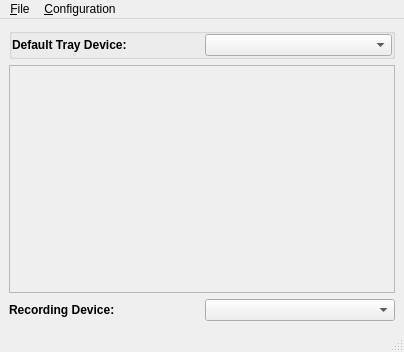
Above: src-qt5/pc-mixer/MixerGUI.ui from trueos/pcbsd before the change. Below: the same form after it.
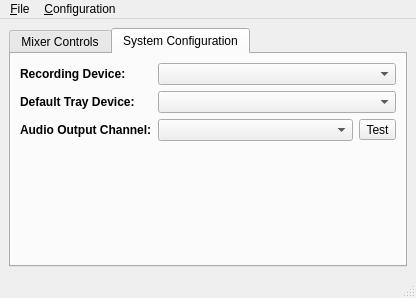
That is the form after the change. The open tabs and pages were chosen to show the change. Icons and pictures are not drawn.

Commit message: Update pc-mixer: 1) Move all the configuration options into a seperate tab 2) Add the ability to use pc-sysconfig for reading/setting the default audio device. 3) Add the ability to test audio output 4) Add the ability to restart pulseaudio.

Patch:
```diff
--- a/src-qt5/pc-mixer/MixerGUI.ui
+++ b/src-qt5/pc-mixer/MixerGUI.ui
@@ -6,8 +6,8 @@
    <rect>
     <x>0</x>
     <y>0</y>
-    <width>404</width>
-    <height>352</height>
+    <width>416</width>
+    <height>298</height>
    </rect>
   </property>
   <property name="windowTitle">
@@ -16,51 +16,15 @@
   <widget class="QWidget" name="centralwidget">
    <layout class="QVBoxLayout" name="verticalLayout">
     <item>
-     <widget class="QGroupBox" name="group_tray">
-      <property name="title">
-       <string notr="true"/>
-      </property>
-      <property name="alignment">
-       <set>Qt::AlignLeading|Qt::AlignLeft|Qt::AlignTop</set>
-      </property>
-      <property name="flat">
-       <bool>true</bool>
-      </property>
-      <layout class="QHBoxLayout" name="horizontalLayout">
-       <property name="spacing">
-        <number>5</number>
-       </property>
-       <property name="leftMargin">
+     <widget class="QTabWidget" name="tabWidget">
+      <property name="currentIndex">
         <number>0</number>
        </property>
-       <property name="topMargin">
-        <number>0</number>
-       </property>
-       <property name="rightMargin">
-        <number>0</number>
-       </property>
-       <property name="bottomMargin">
-        <number>0</number>
-       </property>
-       <item>
-        <widget class="QLabel" name="label">
-         <property name="font">
-          <font>
-           <weight>75</weight>
-           <bold>true</bold>
-          </font>
-         </property>
-         <property name="text">
-          <string>Default Tray Device:</string>
-         </property>
-        </widget>
-       </item>
-       <item>
-        <widget class="QComboBox" name="combo_default"/>
-       </item>
-      </layout>
-     </widget>
-    </item>
+      <widget class="QWidget" name="tab">
+       <attribute name="title">
+        <string>Mixer Controls</string>
+       </attribute>
+       <layout class="QVBoxLayout" name="verticalLayout_2">
     <item>
      <widget class="QScrollArea" name="scrollArea">
       <property name="widgetResizable">
@@ -71,16 +35,21 @@
         <rect>
          <x>0</x>
          <y>0</y>
-         <width>386</width>
-         <height>215</height>
+             <width>378</width>
+             <height>197</height>
         </rect>
        </property>
       </widget>
      </widget>
     </item>
-    <item>
-     <layout class="QHBoxLayout" name="horizontalLayout_2">
-      <item>
+       </layout>
+      </widget>
+      <widget class="QWidget" name="tab_2">
+       <attribute name="title">
+        <string>System Configuration</string>
+       </attribute>
+       <layout class="QFormLayout" name="formLayout">
+        <item row="0" column="0">
        <widget class="QLabel" name="label_2">
         <property name="font">
          <font>
@@ -93,10 +62,55 @@
         </property>
        </widget>
       </item>
-      <item>
+        <item row="0" column="1">
        <widget class="QComboBox" name="combo_record"/>
       </item>
-     </layout>
+        <item row="1" column="1">
+         <widget class="QComboBox" name="combo_default"/>
+        </item>
+        <item row="1" column="0">
+         <widget class="QLabel" name="label_tray">
+          <property name="font">
+           <font>
+            <weight>75</weight>
+            <bold>true</bold>
+           </font>
+          </property>
+          <property name="text">
+           <string>Default Tray Device:</string>
+          </property>
+         </widget>
+        </item>
+        <item row="3" column="0">
+         <widget class="QLabel" name="label_3">
+          <property name="font">
+           <font>
+            <weight>75</weight>
+            <bold>true</bold>
+           </font>
+          </property>
+          <property name="text">
+           <string>Audio Output Channel:</string>
+          </property>
+         </widget>
+        </item>
+        <item row="3" column="1">
+         <layout class="QHBoxLayout" name="horizontalLayout">
+          <item>
+           <widget class="QComboBox" name="combo_outdevice"/>
+          </item>
+          <item>
+           <widget class="QToolButton" name="tool_test">
+            <property name="text">
+             <string>Test</string>
+            </property>
+           </widget>
+          </item>
+         </layout>
+        </item>
+       </layout>
+      </widget>
+     </widget>
     </item>
    </layout>
   </widget>
@@ -105,7 +119,7 @@
     <rect>
      <x>0</x>
      <y>0</y>
-     <width>404</width>
+     <width>416</width>
      <height>18</height>
     </rect>
    </property>
```
Left out of the diff: 11 changed lines with no effect on the pictures. Lines whose indentation alone changed are shown as unchanged. The commit also changes 2 other files.
